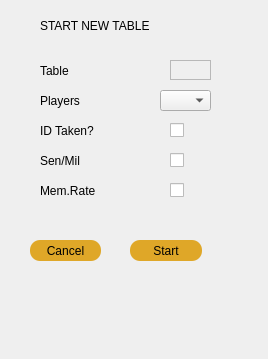
Qt form tablestart.ui (aj501/NickBilliardsPrjQT) before a commit.
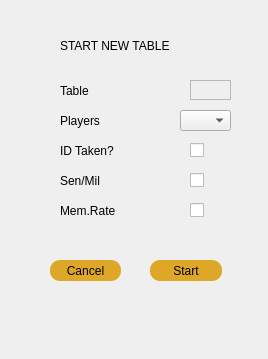
The same form after that commit.

```diff
--- a/tablestart.ui
+++ b/tablestart.ui
@@ -19,8 +19,8 @@
   <widget class="QPushButton" name="startButton">
    <property name="geometry">
     <rect>
-     <x>130</x>
-     <y>240</y>
+     <x>150</x>
+     <y>260</y>
      <width>72</width>
      <height>21</height>
     </rect>
@@ -41,8 +41,8 @@
   <widget class="QPushButton" name="cancelButton">
    <property name="geometry">
     <rect>
-     <x>30</x>
-     <y>240</y>
+     <x>50</x>
+     <y>260</y>
      <width>71</width>
      <height>21</height>
     </rect>
@@ -57,8 +57,8 @@
   <widget class="QLabel" name="startNewTableLabel">
    <property name="geometry">
     <rect>
-     <x>40</x>
-     <y>10</y>
+     <x>60</x>
+     <y>30</y>
      <width>151</width>
      <height>31</height>
     </rect>
@@ -76,8 +76,8 @@
   <widget class="QLabel" name="label_2">
    <property name="geometry">
     <rect>
-     <x>40</x>
-     <y>60</y>
+     <x>60</x>
+     <y>80</y>
      <width>51</width>
      <height>21</height>
     </rect>
@@ -92,8 +92,8 @@
   <widget class="QLabel" name="label_5">
    <property name="geometry">
     <rect>
-     <x>40</x>
-     <y>90</y>
+     <x>60</x>
+     <y>110</y>
      <width>53</width>
      <height>21</height>
     </rect>
@@ -108,8 +108,8 @@
   <widget class="QLabel" name="label_4">
    <property name="geometry">
     <rect>
-     <x>40</x>
-     <y>120</y>
+     <x>60</x>
+     <y>140</y>
      <width>71</width>
      <height>21</height>
     </rect>
@@ -124,8 +124,8 @@
   <widget class="QCheckBox" name="idTakenCheckBox">
    <property name="geometry">
     <rect>
-     <x>170</x>
-     <y>120</y>
+     <x>190</x>
+     <y>140</y>
      <width>31</width>
      <height>20</height>
     </rect>
@@ -137,8 +137,8 @@
   <widget class="QComboBox" name="numPlayersComboBox">
    <property name="geometry">
     <rect>
-     <x>160</x>
-     <y>90</y>
+     <x>180</x>
+     <y>110</y>
      <width>51</width>
      <height>21</height>
     </rect>
@@ -147,8 +147,8 @@
   <widget class="QCheckBox" name="checkBox_3">
    <property name="geometry">
     <rect>
-     <x>170</x>
-     <y>180</y>
+     <x>190</x>
+     <y>200</y>
      <width>21</width>
      <height>20</height>
     </rect>
@@ -160,8 +160,8 @@
   <widget class="QLabel" name="label_9">
    <property name="geometry">
     <rect>
-     <x>40</x>
-     <y>180</y>
+     <x>60</x>
+     <y>200</y>
      <width>71</width>
      <height>21</height>
     </rect>
@@ -176,8 +176,8 @@
   <widget class="QLabel" name="label_8">
    <property name="geometry">
     <rect>
-     <x>40</x>
-     <y>150</y>
+     <x>60</x>
+     <y>170</y>
      <width>61</width>
      <height>21</height>
     </rect>
@@ -192,8 +192,8 @@
   <widget class="QLabel" name="tableNumberLabel">
    <property name="geometry">
     <rect>
-     <x>170</x>
-     <y>60</y>
+     <x>190</x>
+     <y>80</y>
      <width>41</width>
      <height>20</height>
     </rect>
@@ -208,8 +208,8 @@
   <widget class="QCheckBox" name="checkBox_2">
    <property name="geometry">
     <rect>
-     <x>170</x>
-     <y>150</y>
+     <x>190</x>
+     <y>170</y>
      <width>21</width>
      <height>20</height>
     </rect>
```
